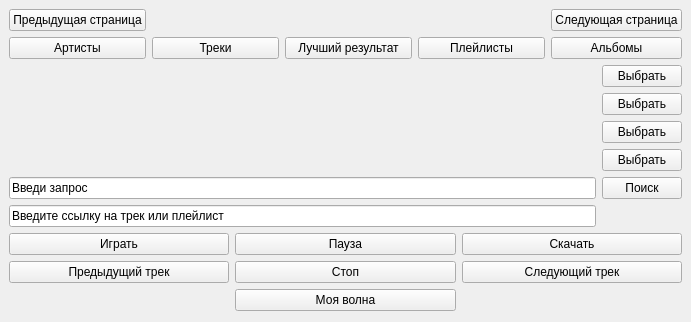
First picture: the form in Ui/Main.ui, repository KirMozor/Yamux, before the edit.
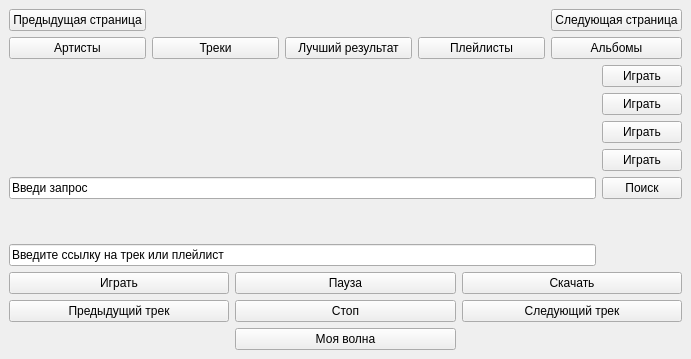
Second picture: the form after the edit. Icons and pictures are not drawn.

Commit message: Добавил воспроизведение из найденных альбомов. Обернул воспроизведение треков и плейлистов в 2 функции, так я уменьшил повторение кода

The edit to the form file:
```diff
--- a/Ui/Main.ui
+++ b/Ui/Main.ui
@@ -7,7 +7,7 @@
     <x>0</x>
     <y>0</y>
     <width>691</width>
-    <height>322</height>
+    <height>359</height>
    </rect>
   </property>
   <property name="windowTitle">
@@ -90,31 +90,17 @@
       </item>
       <item row="2" column="0" colspan="5">
        <layout class="QGridLayout" name="gridLayout">
-        <item row="5" column="0">
-         <widget class="QLineEdit" name="write_link_to_play">
-          <property name="text">
-           <string>Введите ссылку на трек или плейлист</string>
-          </property>
-         </widget>
-        </item>
-        <item row="4" column="1">
-         <widget class="QPushButton" name="push_button_to_search">
-          <property name="text">
-           <string>Поиск</string>
-          </property>
-         </widget>
-        </item>
-        <item row="0" column="0">
-         <widget class="QLabel" name="result_search0">
-          <property name="text">
-           <string/>
-          </property>
-         </widget>
-        </item>
         <item row="0" column="1">
          <widget class="QPushButton" name="pushButton">
           <property name="text">
-           <string>Выбрать</string>
+           <string>Играть</string>
+          </property>
+         </widget>
+        </item>
+        <item row="2" column="1">
+         <widget class="QPushButton" name="push_button_to_select_play3">
+          <property name="text">
+           <string>Играть</string>
           </property>
          </widget>
         </item>
@@ -125,24 +111,10 @@
           </property>
          </widget>
         </item>
-        <item row="3" column="1">
-         <widget class="QPushButton" name="pushButton_4">
+        <item row="1" column="1">
+         <widget class="QPushButton" name="push_button_to_select_play2">
           <property name="text">
-           <string>Выбрать</string>
-          </property>
-         </widget>
-        </item>
-        <item row="3" column="0">
-         <widget class="QLabel" name="result_search3">
-          <property name="text">
-           <string/>
-          </property>
-         </widget>
-        </item>
-        <item row="2" column="1">
-         <widget class="QPushButton" name="pushButton_3">
-          <property name="text">
-           <string>Выбрать</string>
+           <string>Играть</string>
           </property>
          </widget>
         </item>
@@ -153,10 +125,38 @@
           </property>
          </widget>
         </item>
-        <item row="1" column="1">
-         <widget class="QPushButton" name="pushButton_2">
+        <item row="0" column="0">
+         <widget class="QLabel" name="result_search0">
           <property name="text">
-           <string>Выбрать</string>
+           <string/>
+          </property>
+         </widget>
+        </item>
+        <item row="4" column="1">
+         <widget class="QPushButton" name="push_button_to_search">
+          <property name="text">
+           <string>Поиск</string>
+          </property>
+         </widget>
+        </item>
+        <item row="6" column="0">
+         <widget class="QLineEdit" name="write_link_to_play">
+          <property name="text">
+           <string>Введите ссылку на трек или плейлист</string>
+          </property>
+         </widget>
+        </item>
+        <item row="3" column="0">
+         <widget class="QLabel" name="result_search3">
+          <property name="text">
+           <string/>
+          </property>
+         </widget>
+        </item>
+        <item row="3" column="1">
+         <widget class="QPushButton" name="push_button_to_select_play4">
+          <property name="text">
+           <string>Играть</string>
           </property>
          </widget>
         </item>
@@ -167,6 +167,13 @@
           </property>
          </widget>
         </item>
+        <item row="5" column="0">
+         <widget class="QLabel" name="current_track">
+          <property name="text">
+           <string/>
+          </property>
+         </widget>
+        </item>
        </layout>
       </item>
       <item row="0" column="4">
```
Left out of the diff: 2 changed lines with no effect on the pictures. The commit also changes 1 other file.
